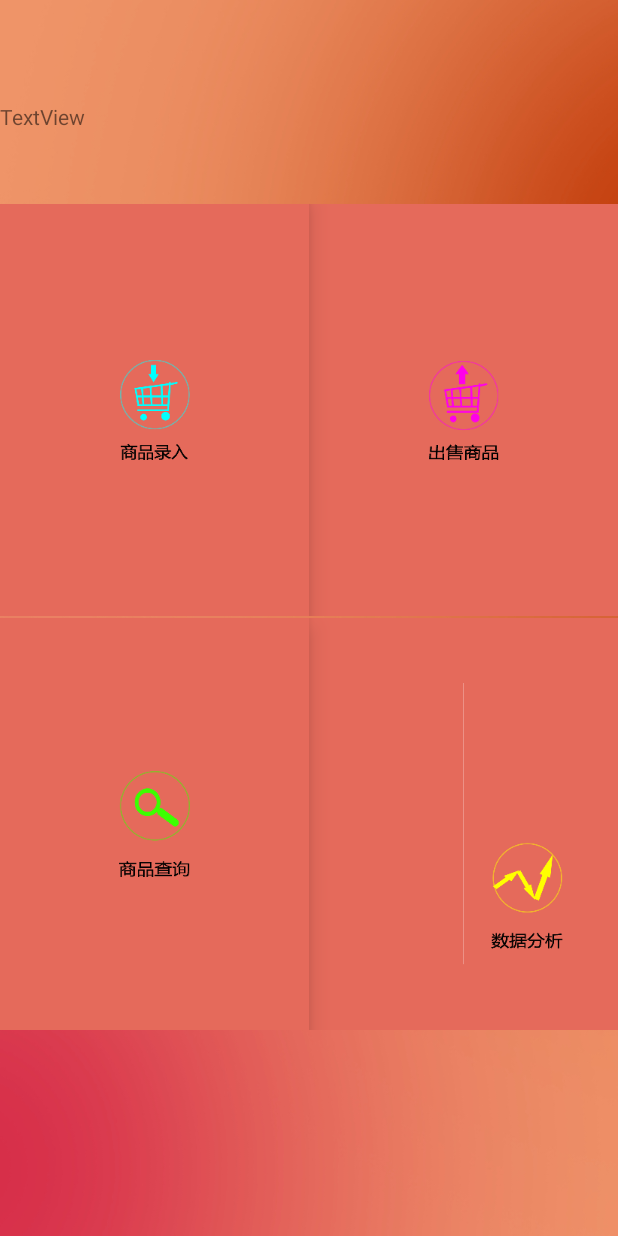
After one commit to lazyZhou1997/StoreManage, an Android app: the MainFunctionActivity screen opened directly, with no data from a screen before it, on a phone screen of 412 x 824 dp. The commit adds this screen. Run offline under Robolectric (Android 15) with nearby library versions, the phone set to English and light mode, and no system bars.

Commit message:
主功能界面初步完成

```diff
--- a/app/src/main/AndroidManifest.xml
+++ b/app/src/main/AndroidManifest.xml
@@ -31,6 +31,9 @@
         <activity android:name=".activity.SignInActivity">
         </activity>
 
+        <!--主功能界面-->
+        <activity android:name=".activity.MainFunctionActivity">
+        </activity>
     </application>
 
 </manifest>
--- a/app/src/main/java/scu/edu/storemanage/activity/MainActivity.java
+++ b/app/src/main/java/scu/edu/storemanage/activity/MainActivity.java
@@ -154,6 +154,10 @@ public class MainActivity extends Activity {
             editor.commit();
 
             Toast.makeText(MainActivity.this, "登录成功", Toast.LENGTH_SHORT).show();
+            //跳转界面
+            Intent intentFunction =new Intent(MainActivity.this,MainFunctionActivity.class);
+            startActivity(intentFunction);
+            finish();
         }else {
             //登录失败
             Toast.makeText(MainActivity.this, "账户或密码错误", Toast.LENGTH_SHORT).show();
--- /dev/null
+++ b/app/src/main/java/scu/edu/storemanage/activity/MainFunctionActivity.java
@@ -0,0 +1,22 @@
+package scu.edu.storemanage.activity;
+
+import android.app.Activity;
+import android.os.Bundle;
+import android.support.annotation.Nullable;
+import android.view.Window;
+
+import scu.edu.storemanage.R;
+
+/**
+ * Created by 周秦春 on 2017/4/8.
+ */
+
+public class MainFunctionActivity extends Activity {
+
+    @Override
+    protected void onCreate(@Nullable Bundle savedInstanceState) {
+        super.onCreate(savedInstanceState);
+        requestWindowFeature(Window.FEATURE_NO_TITLE);
+        setContentView(R.layout.main_function_layout);
+    }
+}
--- /dev/null
+++ b/app/src/main/res/layout/main_function_layout.xml
@@ -0,0 +1,63 @@
+<?xml version="1.0" encoding="utf-8"?>
+<LinearLayout xmlns:android="http://schemas.android.com/apk/res/android"
+    android:orientation="vertical" android:layout_width="match_parent"
+    android:layout_height="match_parent"
+    android:background="@mipmap/bg">
+
+    <LinearLayout
+        android:layout_width="match_parent"
+        android:layout_height="0dp"
+        android:layout_weight="1">
+    </LinearLayout>
+    <TextView
+        android:id="@+id/broad_cast"
+        android:layout_width="match_parent"
+        android:layout_height="0dp"
+        android:layout_weight="1"
+        android:text="TextView" />
+
+    <LinearLayout
+        android:layout_width="match_parent"
+        android:layout_height="0dp"
+        android:layout_marginBottom="1dp"
+        android:layout_weight="4">
+        <ImageButton
+            android:layout_width="0dp"
+            android:layout_height="match_parent"
+            android:layout_weight="1"
+            android:background="@color/main_function_big_button"
+            android:elevation="10dp"
+            android:src="@mipmap/input"/>
+        <ImageButton
+            android:layout_width="0dp"
+            android:layout_height="match_parent"
+            android:layout_weight="1"
+            android:background="@color/main_function_big_button"
+            android:src="@mipmap/sell_item"/>
+    </LinearLayout>
+
+    <LinearLayout
+        android:layout_width="match_parent"
+        android:layout_height="0dp"
+        android:layout_weight="4">
+        <ImageButton
+            android:layout_width="0dp"
+            android:layout_height="match_parent"
+            android:layout_weight="1"
+            android:elevation="10dp"
+            android:background="@color/main_function_big_button"
+            android:src="@mipmap/search"/>
+        <ImageButton
+            android:layout_width="0dp"
+            android:layout_height="match_parent"
+            android:layout_weight="1"
+            android:background="@color/main_function_big_button"
+            android:src="@mipmap/data_analyse"/>
+    </LinearLayout>
+
+    <LinearLayout
+        android:layout_width="match_parent"
+        android:layout_height="0dp"
+        android:layout_weight="2">
+    </LinearLayout>
+</LinearLayout>
--- a/app/src/main/res/values/colors.xml
+++ b/app/src/main/res/values/colors.xml
@@ -40,4 +40,5 @@
     <color name="black">#000</color>
     <color name="blue">#055EDD</color>
     <color name="login_button">#ffbf25</color>
+    <color name="main_function_big_button">#e56a5b</color>
 </resources>
```
Also changed, not shown: app/src/main/res/mipmap-xxxhdpi/data_analyse.png (added), app/src/main/res/mipmap-xxxhdpi/input.png (added), app/src/main/res/mipmap-xxxhdpi/search.png (added), app/src/main/res/mipmap-xxxhdpi/sell_item.png (added).
